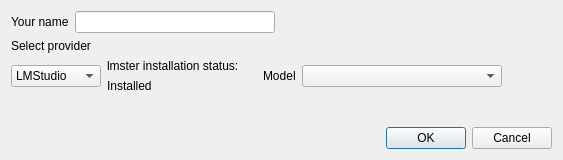
Qt form settingswindow.ui (Etwas-Trufanov/Chatix) before a commit.
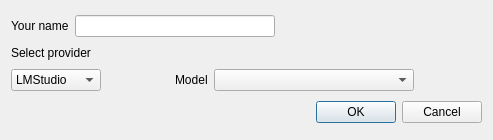
The same form after that commit.

```diff
--- a/settingswindow.ui
+++ b/settingswindow.ui
@@ -6,8 +6,8 @@
    <rect>
     <x>0</x>
     <y>0</y>
-    <width>563</width>
-    <height>160</height>
+    <width>493</width>
+    <height>140</height>
    </rect>
   </property>
   <property name="windowTitle">
@@ -94,45 +94,20 @@
           </widget>
          </item>
          <item>
-          <layout class="QVBoxLayout" name="verticalLayout">
-           <item>
-            <widget class="QLabel" name="lmsterIsInstalledLabel">
-             <property name="minimumSize">
-              <size>
-               <width>150</width>
-               <height>0</height>
-              </size>
-             </property>
-             <property name="maximumSize">
-              <size>
-               <width>150</width>
-               <height>16777215</height>
-              </size>
-             </property>
-             <property name="text">
-              <string>lmster installation status:</string>
-             </property>
-            </widget>
-           </item>
-           <item>
-            <widget class="QLabel" name="lmsterIsInstalledStatus">
-             <property name="maximumSize">
-              <size>
-               <width>80</width>
-               <height>16777215</height>
-              </size>
-             </property>
-             <property name="text">
-              <string>Installed</string>
-             </property>
-            </widget>
-           </item>
-          </layout>
-         </item>
-         <item>
-          <layout class="QVBoxLayout" name="verticalLayout_2">
-           <item>
             <layout class="QHBoxLayout" name="horizontalLayout_3">
+           <item>
+            <spacer name="horizontalSpacer_3">
+             <property name="orientation">
+              <enum>Qt::Orientation::Horizontal</enum>
+             </property>
+             <property name="sizeHint" stdset="0">
+              <size>
+               <width>40</width>
+               <height>20</height>
+              </size>
+             </property>
+            </spacer>
+           </item>
              <item>
               <widget class="QLabel" name="ListModelLabel">
                <property name="maximumSize">
@@ -154,6 +129,12 @@
                  <height>0</height>
                 </size>
                </property>
+             <property name="maximumSize">
+              <size>
+               <width>50</width>
+               <height>16777215</height>
+              </size>
+             </property>
               </widget>
              </item>
              <item>
@@ -174,21 +155,6 @@
           </layout>
          </item>
         </layout>
-       </item>
-      </layout>
-     </item>
-     <item>
-      <spacer name="verticalSpacer">
-       <property name="orientation">
-        <enum>Qt::Orientation::Vertical</enum>
-       </property>
-       <property name="sizeHint" stdset="0">
-        <size>
-         <width>20</width>
-         <height>40</height>
-        </size>
-       </property>
-      </spacer>
      </item>
     </layout>
    </item>
```
Lines whose indentation alone changed are shown as unchanged.
